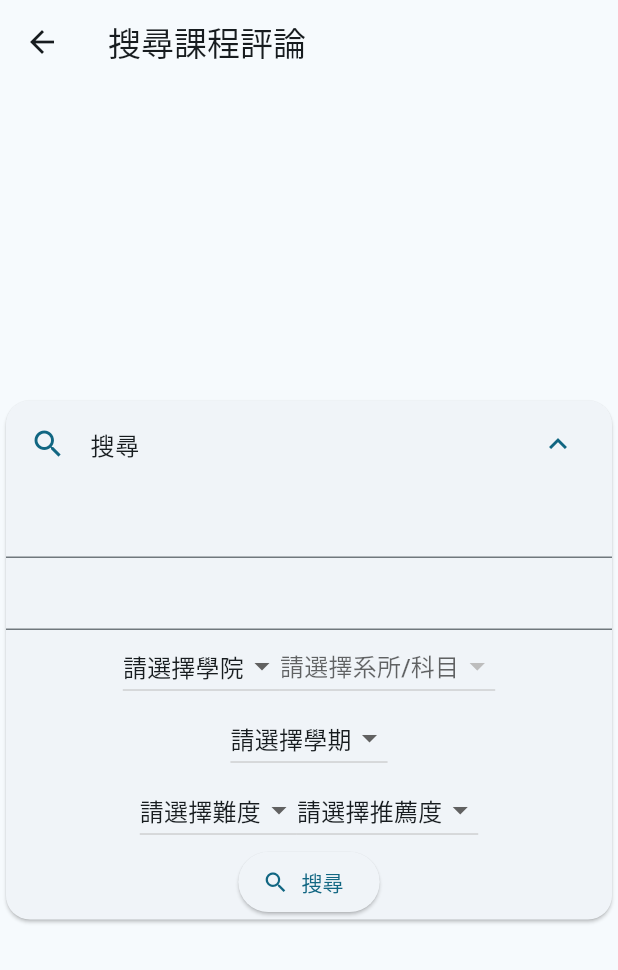
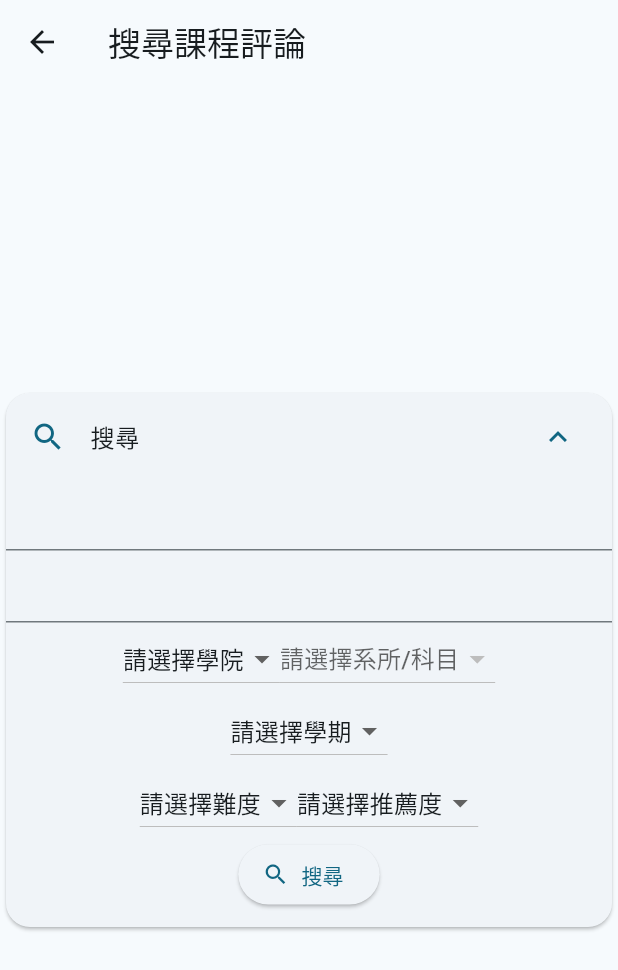
Before and after one commit to jhihyulin/tteewwkkrr, a Flutter app: the CommentPage screen opened directly, on a phone screen of 412 x 824 dp. Shown: the top 970 px of the screen. Run offline on Flutter 3.47's test engine with Material 2 defaults, Android fonts, the phone set to English and light mode, and no system bars; our stand-ins replace package_info_plus, shared_preferences; missing offline and left inert: universal_html; accounts and stored records are empty; network calls fail.

Commit message:
[New] 調整UI

```diff
--- a/lib/pages/comment.dart
+++ b/lib/pages/comment.dart
@@ -159,24 +159,24 @@
             : year.substring(1, 4)
         : null;
     var dealHard = hard != null
-        ? hard == '非常簡單'
+        ? hard == _hardList[0]
             ? 'E'
-            : hard == '有點簡單'
+            : hard == _hardList[1]
                 ? 'D'
-                : hard == '普通'
+                : hard == _hardList[2]
                     ? 'C'
-                    : hard == '有點困難'
+                    : hard == _hardList[3]
                         ? 'B'
                         : 'A'
         : null;
     var dealRecommend = recommend != null
-        ? recommend == '非常不推薦'
+        ? recommend == _recommendList[0]
             ? 'E'
-            : recommend == '不推薦'
+            : recommend == _recommendList[1]
                 ? 'D'
-                : recommend == '普通'
+                : recommend == _recommendList[2]
                     ? 'C'
-                    : recommend == '推薦'
+                    : recommend == _recommendList[3]
                         ? 'B'
                         : 'A'
         : null;
@@ -462,7 +462,10 @@
                                   );
                                 }
                               },
-                            )
+                            ),
+                            const SizedBox(
+                              height: 10,
+                            ),
                           ],
                         ),
                       ),
@@ -482,42 +485,43 @@
                               subtitle: Text('${i['teacher']}'),
                               initiallyExpanded: !isSpam(i['comment']),
                               children: [
-                                ListTile(
-                                  title: Text('${i['comment']}'),
-                                ),
-                                ListTile(
-                                  title: Text(i['recommend'] == 'E'
-                                      ? _recommendList[0]
-                                      : i['recommend'] == 'D'
-                                          ? _recommendList[1]
-                                          : i['recommend'] == 'C'
-                                              ? _recommendList[2]
-                                              : i['recommend'] == 'B'
-                                                  ? _recommendList[3]
-                                                  : _recommendList[4]),
-                                ),
-                                ListTile(
-                                  title: Text(i['hard'] == 'E'
-                                      ? _hardList[0]
-                                      : i['hard'] == 'D'
-                                          ? _hardList[1]
-                                          : i['hard'] == 'C'
-                                              ? _hardList[2]
-                                              : i['hard'] == 'B'
-                                                  ? _hardList[3]
-                                                  : _hardList[4]),
-                                ),
                                 Container(
-                                  padding: const EdgeInsets.only(right: 10),
+                                  padding: const EdgeInsets.all(16),
                                   width: double.infinity,
-                                  child: Text(
-                                    '${i['department']} ${i['year'].length == 4 ? '1' + i['year'] : '9' + i['year']}',
-                                    textAlign: TextAlign.right,
-                                  ),
+                                  child: Column(
+                                    children: [
+                                      SizedBox(
+                                        width: double.infinity,
+                                        child: Text(
+                                          '${i['comment']}',
+                                          textAlign: TextAlign.left,
+                                        ),
+                                      ),
+                                      const SizedBox(
+                                        height: 10,
+                                      ),
+                                      SizedBox(
+                                        width: double.infinity,
+                                        child: Text(
+                                          '${i['hard'] == 'E' ? _hardList[0] : i['hard'] == 'D' ? _hardList[1] : i['hard'] == 'C' ? _hardList[2] : i['hard'] == 'B' ? _hardList[3] : _hardList[4]} ${i['recommend'] == 'E' ? _recommendList[0] : i['recommend'] == 'D' ? _recommendList[1] : i['recommend'] == 'C' ? _recommendList[2] : i['recommend'] == 'B' ? _recommendList[3] : _recommendList[4]}',
+                                          textAlign: TextAlign.left,
+                                        ),
+                                      ),
+                                      SizedBox(
+                                        width: double.infinity,
+                                        child: Text(
+                                          '${i['department']} ${i['year'].length == 4 ? '1${i['year']}' : '9${i['year']}'}',
+                                          textAlign: TextAlign.right,
+                                        ),
+                                      ),
+                                    ],
+                                  ), //
                                 ),
                               ],
                             ),
                           ),
+                    if (_searchResult != null && _searchResult!.isEmpty)
+                      const Text('沒有搜尋結果'),
                   ],
                 )
               ],
```
